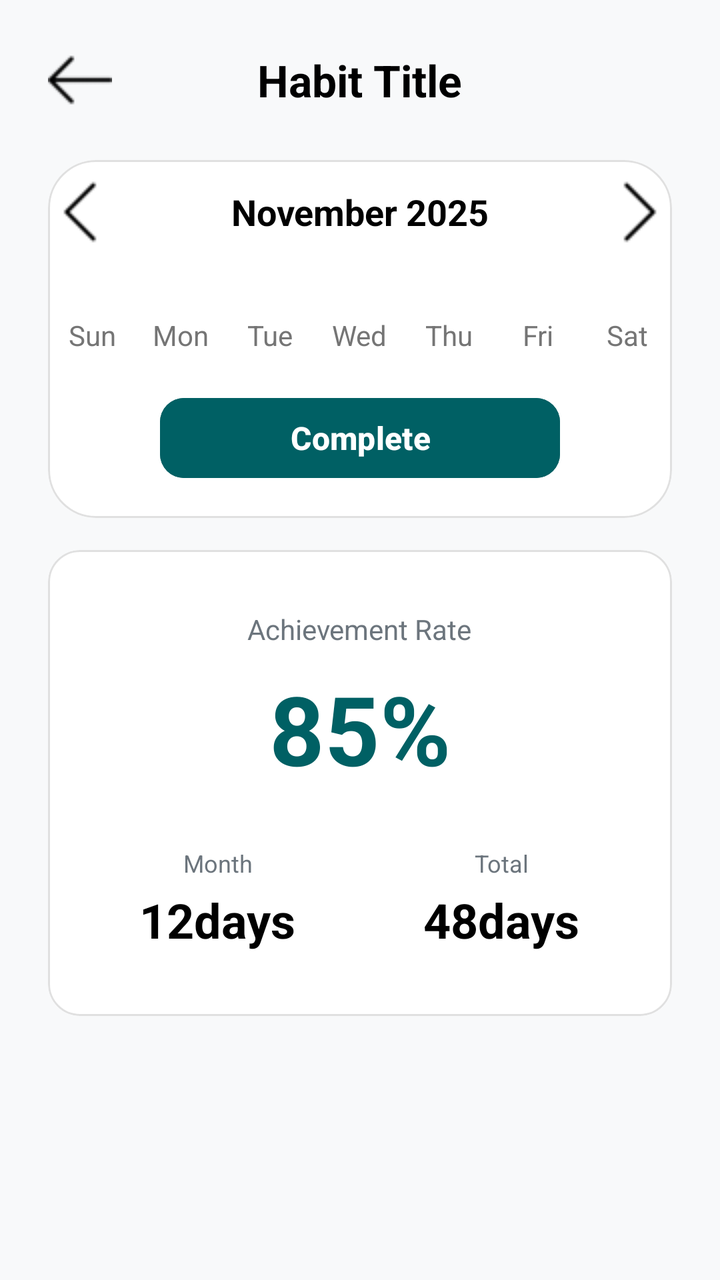
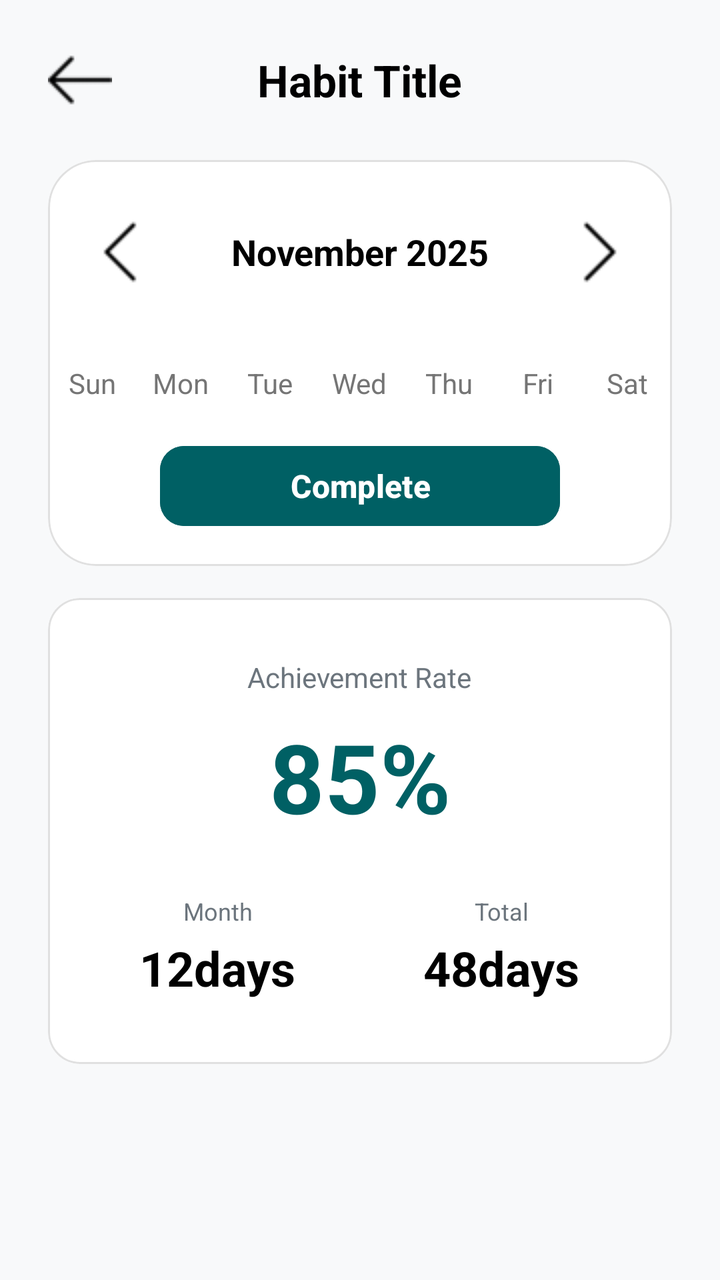

Compare the two renders of this Android layout. The source of the first and the diff that turns it into the second are given below.
<!-- AndroidManifest.xml: application theme Theme.HabitMood -->
<!-- res/layout/activity_monthly_detail.xml -->
<?xml version="1.0" encoding="utf-8"?>
<ScrollView xmlns:android="http://schemas.android.com/apk/res/android"
    xmlns:app="http://schemas.android.com/apk/res-auto"
    xmlns:tools="http://schemas.android.com/tools"
    android:layout_width="match_parent"
    android:layout_height="match_parent"
    android:background="@color/light_light_gray"
    android:padding="24dp"
    android:fillViewport="true"
    tools:context=".MonthlyDetail">

    <LinearLayout
        android:id="@+id/main"
        android:layout_width="match_parent"
        android:layout_height="wrap_content"
        android:orientation="vertical"
        tools:context=".MonthlyDetail">

        
        <RelativeLayout
            android:layout_width="match_parent"
            android:layout_height="wrap_content"
            android:layout_marginBottom="24dp">

            <ImageButton
                android:id="@+id/btnBack"
                android:layout_width="32dp"
                android:layout_height="32dp"
                android:src="@drawable/back"
                android:background="?attr/selectableItemBackgroundBorderless"
                android:contentDescription="Back"
                android:layout_alignParentStart="true"
                android:layout_centerVertical="true"
                app:tint="@color/black" />

            <TextView
                android:id="@+id/tvHabitTitle"
                android:layout_width="wrap_content"
                android:layout_height="wrap_content"
                android:text="Habit Title"
                android:textSize="22sp"
                android:textStyle="bold"
                android:textColor="@color/black"
                android:layout_centerInParent="true"/>
        </RelativeLayout>

        <com.google.android.material.card.MaterialCardView
            android:layout_width="match_parent"
            android:layout_height="wrap_content"
            app:cardCornerRadius="24dp"
            app:cardElevation="0dp"
            app:strokeColor="#E0E0E0"
            app:strokeWidth="1dp"
            android:backgroundTint="@color/white"
            android:layout_marginBottom="16dp">

            <LinearLayout
                android:layout_width="match_parent"
                android:layout_height="match_parent"
                android:orientation="vertical"
                android:gravity="center_vertical"
                android:layout_marginBottom="16dp">

                
                <LinearLayout
                    android:layout_width="match_parent"
                    android:layout_height="wrap_content"
                    android:orientation="horizontal"
                    android:layout_marginTop="10dp"
                    android:gravity="center_vertical"
                    android:layout_marginBottom="16dp">

                    <ImageButton
                        android:id="@+id/btnPrevMonth"
                        android:layout_width="32dp"
                        android:layout_height="32dp"
                        android:src="@drawable/left"
                        android:background="?attr/selectableItemBackgroundBorderless"
                        android:contentDescription="Previous Month"/>

                    <TextView
                        android:id="@+id/tvMonthYear"
                        android:layout_width="0dp"
                        android:layout_height="wrap_content"
                        android:layout_weight="1"
                        android:text="November 2025"
                        android:textSize="18sp"
                        android:textStyle="bold"
                        android:textColor="@color/black"
                        android:gravity="center"/>

                    <ImageButton
                        android:id="@+id/btnNextMonth"
                        android:layout_width="32dp"
                        android:layout_height="32dp"
                        android:src="@drawable/right"
                        android:background="?attr/selectableItemBackgroundBorderless"
                        android:contentDescription="Next Month"/>
                </LinearLayout>

                <include
                    android:id="@+id/includedCalendar"
                    layout="@layout/view_calendar"
                    android:layout_width="match_parent"
                    android:layout_height="wrap_content" />

                
                <Button
                    android:id="@+id/btnComplete"
                    android:layout_width="200dp"
                    android:layout_height="wrap_content"
                    android:backgroundTint="@color/green"
                    android:layout_gravity="center_horizontal"
                    android:stateListAnimator="@null"
                    android:text="Complete"
                    android:textColor="@color/white"
                    android:textSize="16sp"
                    android:textStyle="bold"
                    app:cornerRadius="12dp" />
            </LinearLayout>

        </com.google.android.material.card.MaterialCardView>

        
        <com.google.android.material.card.MaterialCardView
            android:layout_width="match_parent"
            android:layout_height="wrap_content"
            android:layout_marginBottom="24dp"
            app:cardCornerRadius="16dp"
            app:cardElevation="0dp"
            app:strokeColor="#E0E0E0"
            app:strokeWidth="1dp"
            android:backgroundTint="@color/white"
            app:cardBackgroundColor="#F8F9FA">

            <LinearLayout
                android:layout_width="match_parent"
                android:layout_height="wrap_content"
                android:orientation="vertical"
                android:padding="20dp">

                
                <LinearLayout
                    android:layout_width="match_parent"
                    android:layout_height="wrap_content"
                    android:orientation="vertical"
                    android:gravity="center"
                    android:padding="10dp"
                    android:layout_marginBottom="5dp">

                    <TextView
                        android:layout_width="wrap_content"
                        android:layout_height="wrap_content"
                        android:text="Achievement Rate"
                        android:textSize="14sp"
                        android:textColor="#6C757D"
                        android:layout_marginBottom="8dp"/>

                    <TextView
                        android:id="@+id/tvMonthPercentage"
                        android:layout_width="wrap_content"
                        android:layout_height="wrap_content"
                        android:text="85%"
                        android:textSize="48sp"
                        android:textStyle="bold"
                        android:textColor="@color/green"/>
                </LinearLayout>

                
                <LinearLayout
                    android:layout_width="match_parent"
                    android:layout_height="wrap_content"
                    android:orientation="horizontal"
                    android:weightSum="2">

                    
                    <LinearLayout
                        android:layout_width="0dp"
                        android:layout_height="wrap_content"
                        android:layout_weight="1"
                        android:orientation="vertical"
                        android:gravity="center"
                        android:padding="12dp"
                        android:layout_marginEnd="6dp">

                        <TextView
                            android:layout_width="wrap_content"
                            android:layout_height="wrap_content"
                            android:text="Month"
                            android:textSize="12sp"
                            android:textColor="#6C757D"
                            android:layout_marginBottom="4dp"/>

                        <TextView
                            android:id="@+id/tvMonthCount"
                            android:layout_width="wrap_content"
                            android:layout_height="wrap_content"
                            android:text="12days"
                            android:textSize="24sp"
                            android:textStyle="bold"
                            android:textColor="@color/black"/>
                    </LinearLayout>

                    
                    <LinearLayout
                        android:layout_width="0dp"
                        android:layout_height="wrap_content"
                        android:layout_weight="1"
                        android:orientation="vertical"
                        android:gravity="center"
                        android:padding="12dp"
                        android:layout_marginStart="6dp">

                        <TextView
                            android:layout_width="wrap_content"
                            android:layout_height="wrap_content"
                            android:text="Total"
                            android:textSize="12sp"
                            android:textColor="#6C757D"
                            android:layout_marginBottom="4dp"/>

                        <TextView
                            android:id="@+id/tvTotalCount"
                            android:layout_width="wrap_content"
                            android:layout_height="wrap_content"
                            android:text="48days"
                            android:textSize="24sp"
                            android:textStyle="bold"
                            android:textColor="@color/black"/>
                    </LinearLayout>
                </LinearLayout>
            </LinearLayout>
        </com.google.android.material.card.MaterialCardView>

    </LinearLayout>

</ScrollView>
<!-- res/layout/view_calendar.xml (included above) -->
<?xml version="1.0" encoding="utf-8"?>
<LinearLayout xmlns:android="http://schemas.android.com/apk/res/android"
    android:layout_width="match_parent"
    android:layout_height="wrap_content"
    android:orientation="vertical">

    
    <LinearLayout
        android:layout_width="match_parent"
        android:layout_height="wrap_content"
        android:orientation="horizontal"
        android:layout_marginTop="20dp"
        android:layout_marginBottom="8dp">

        <TextView
            android:layout_width="0dp"
            android:layout_height="wrap_content"
            android:layout_weight="1"
            android:text="Sun"
            android:textSize="14sp"
            android:textColor="#757575"
            android:gravity="center"/>

        <TextView
            android:layout_width="0dp"
            android:layout_height="wrap_content"
            android:layout_weight="1"
            android:text="Mon"
            android:textSize="14sp"
            android:textColor="#757575"
            android:gravity="center"/>

        <TextView
            android:layout_width="0dp"
            android:layout_height="wrap_content"
            android:layout_weight="1"
            android:text="Tue"
            android:textSize="14sp"
            android:textColor="#757575"
            android:gravity="center"/>

        <TextView
            android:layout_width="0dp"
            android:layout_height="wrap_content"
            android:layout_weight="1"
            android:text="Wed"
            android:textSize="14sp"
            android:textColor="#757575"
            android:gravity="center"/>

        <TextView
            android:layout_width="0dp"
            android:layout_height="wrap_content"
            android:layout_weight="1"
            android:text="Thu"
            android:textSize="14sp"
            android:textColor="#757575"
            android:gravity="center"/>

        <TextView
            android:layout_width="0dp"
            android:layout_height="wrap_content"
            android:layout_weight="1"
            android:text="Fri"
            android:textSize="14sp"
            android:textColor="#757575"
            android:gravity="center"/>

        <TextView
            android:layout_width="0dp"
            android:layout_height="wrap_content"
            android:layout_weight="1"
            android:text="Sat"
            android:textSize="14sp"
            android:textColor="#757575"
            android:gravity="center"/>
    </LinearLayout>

    
    <androidx.recyclerview.widget.RecyclerView
        android:id="@+id/calendarRecyclerView"
        android:layout_width="match_parent"
        android:layout_height="wrap_content"
        android:layout_marginTop="10dp"
        android:nestedScrollingEnabled="false"/>

</LinearLayout>
<!-- resources referenced by this layout -->
<resources>
  <color name="black">#FF000000</color>
  <color name="green">#006064</color>
  <color name="light_light_gray">#F8F9FA</color>
  <color name="white">#FFFFFFFF</color>
  <!-- drawable back: png bitmap (drawable, 309 bytes) -->
  <!-- drawable left: png bitmap (drawable, 814 bytes) -->
  <!-- drawable right: png bitmap (drawable, 218 bytes) -->
  <style name="Theme.HabitMood" parent="Base.Theme.HabitMood" />
  <style name="Base.Theme.HabitMood" parent="Theme.Material3.Light.NoActionBar">
          <item name="colorPrimary">@color/green</item>
  
          <item name="colorPrimaryContainer">@color/green</item>
          <item name="colorOnPrimaryContainer">@color/white</item>
  
          <item name="colorSecondary">@color/green</item>
          <item name="colorOnSecondary">@color/white</item>
      </style>
</resources>

<!-- the commit's change to res/layout/activity_monthly_detail.xml (unified diff, before → after) -->
@@ -67,8 +67,8 @@
                     android:layout_height="wrap_content"
                     android:orientation="horizontal"
                     android:layout_marginTop="10dp"
-                    android:gravity="center_vertical"
-                    android:layout_marginBottom="16dp">
+                    android:padding="20dp"
+                    android:gravity="center_vertical">
 
                     <ImageButton
                         android:id="@+id/btnPrevMonth"
@@ -228,8 +228,11 @@
                             android:textStyle="bold"
                             android:textColor="@color/black"/>
                     </LinearLayout>
+
                 </LinearLayout>
+
             </LinearLayout>
+
         </com.google.android.material.card.MaterialCardView>
 
     </LinearLayout>
